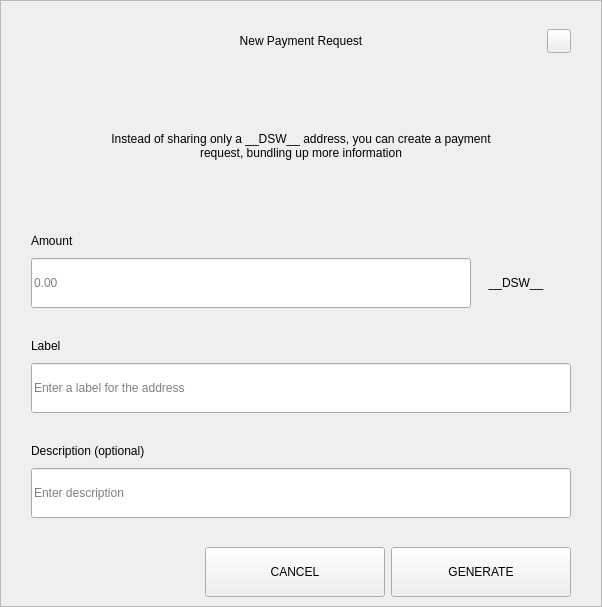
First picture: the form in src/qt/pivx/forms/requestdialog.ui, repository decenomy/DSW, before the edit.
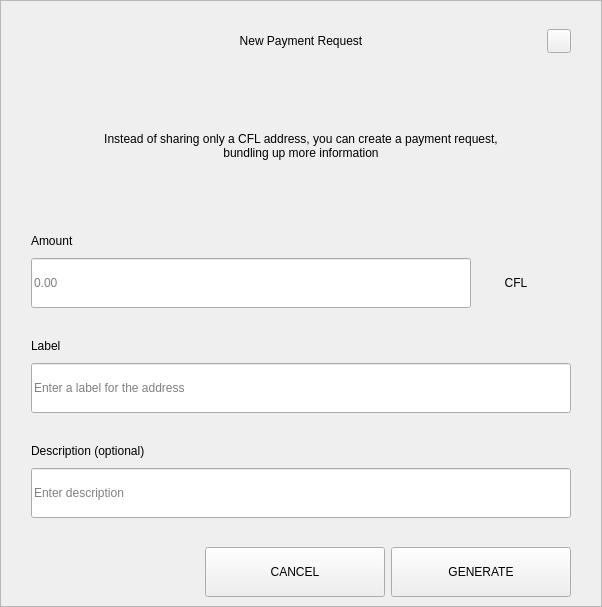
Second picture: the form after the edit.

The edit to the form file:
```diff
--- a/src/qt/pivx/forms/requestdialog.ui
+++ b/src/qt/pivx/forms/requestdialog.ui
@@ -210,7 +210,7 @@
              </size>
             </property>
             <property name="text">
-             <string>Instead of sharing only a __DSW__ address, you can create a payment request, bundling up more information</string>
+             <string>Instead of sharing only a CFL address, you can create a payment request, bundling up more information</string>
             </property>
             <property name="alignment">
              <set>Qt::AlignCenter</set>
@@ -327,7 +327,7 @@
                    <item>
                     <widget class="QLabel" name="comboBoxCoin">
                      <property name="text">
-                      <string>__DSW__</string>
+                      <string>CFL</string>
                      </property>
                      <property name="alignment">
                       <set>Qt::AlignCenter</set>
```
